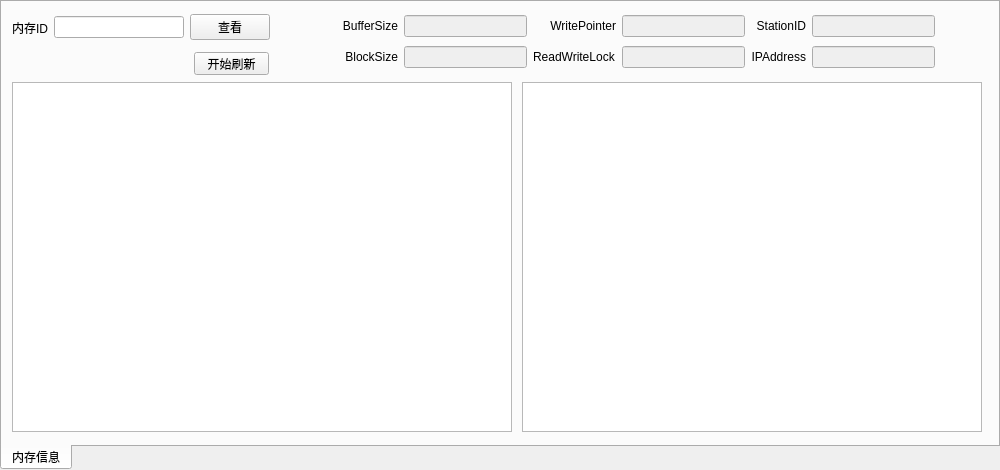
Old version of the form widget/sharedmemoryinfo_widget.ui in the repository yanghang8612/SMAMMainUI.
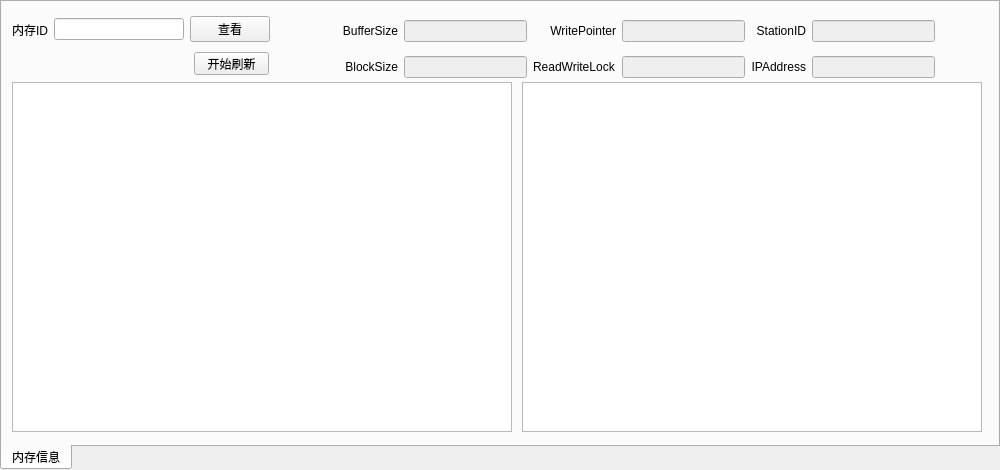
New version of the form.

What changed in the file:
```diff
--- a/widget/sharedmemoryinfo_widget.ui
+++ b/widget/sharedmemoryinfo_widget.ui
@@ -39,7 +39,7 @@
       <x>10</x>
       <y>10</y>
       <width>258</width>
-      <height>31</height>
+      <height>35</height>
      </rect>
     </property>
     <layout class="QHBoxLayout" name="horizontalLayout">
@@ -62,13 +62,13 @@
      </item>
     </layout>
    </widget>
-   <widget class="QWidget" name="layoutWidget">
+   <widget class="QWidget" name="layoutWidget1">
     <property name="geometry">
      <rect>
       <x>340</x>
       <y>10</y>
       <width>593</width>
-      <height>61</height>
+      <height>74</height>
      </rect>
     </property>
     <layout class="QGridLayout" name="gridLayout">
```
